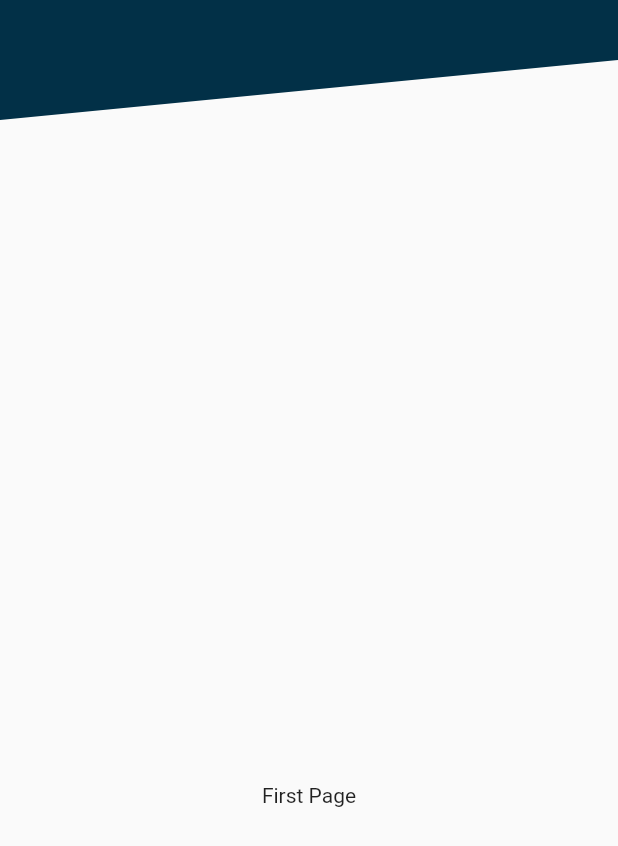
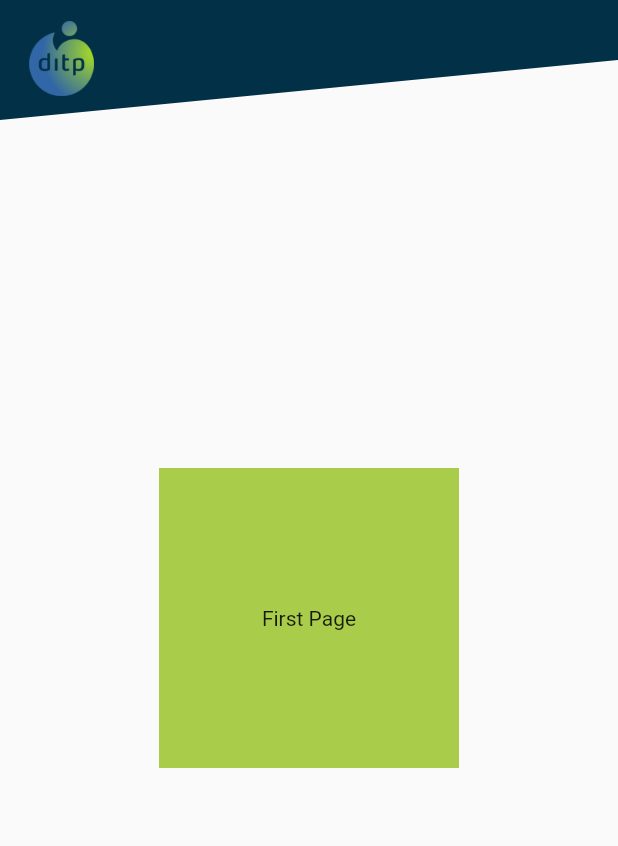
Before and after one commit to rberends/DitpFlutterIntro, a Flutter app: the screen it shows after launch, on a phone screen of 412 x 824 dp. Shown: the top 846 px of the screen. Run offline on Flutter 3.47's test engine with Material 2 defaults, Android fonts, the phone set to English and light mode, and no system bars.

Commit message:
Added first base sheet, logo and link, structure

```diff
--- a/lib/main.dart
+++ b/lib/main.dart
@@ -1,8 +1,11 @@
+import 'package:ditp_intro_flutter_slide/sheet/base_sheet.dart';
 import 'package:ditp_intro_flutter_slide/topbar/background_clipper.dart';
 import 'package:ditp_intro_flutter_slide/utils/my_scroll_behavior.dart';
 import 'package:flutter/foundation.dart';
 import 'package:flutter/material.dart';
 import 'package:flutter/services.dart';
+import 'package:url_launcher/url_launcher.dart';
+import 'package:url_launcher/url_launcher_string.dart';
 import 'utils/constants.dart';
 
 void main() {
@@ -58,26 +61,30 @@ class _MyHomePageState extends State<MyHomePage> {
 
   void _handleKeyEvent(RawKeyEvent event) {
     var offset = controller.offset;
-    if (event.logicalKey == LogicalKeyboardKey.arrowUp && event is RawKeyUpEvent ) {
+    if (event.logicalKey == LogicalKeyboardKey.arrowUp &&
+        event is RawKeyUpEvent) {
       setState(() {
         if (kReleaseMode) {
-          controller.animateToPage((controller.page! - 1) as int, duration: const Duration(milliseconds: 300), curve: Curves.ease);
+          controller.animateToPage((controller.page! - 1) as int,
+              duration: const Duration(milliseconds: 300), curve: Curves.ease);
         } else {
-          controller.animateToPage((controller.page! - 1) as int, duration: const Duration(milliseconds: 300), curve: Curves.ease);
+          controller.animateToPage((controller.page! - 1) as int,
+              duration: const Duration(milliseconds: 300), curve: Curves.ease);
         }
       });
-    }
-    else if (event.logicalKey == LogicalKeyboardKey.arrowDown && event is RawKeyUpEvent) {
+    } else if (event.logicalKey == LogicalKeyboardKey.arrowDown &&
+        event is RawKeyUpEvent) {
       setState(() {
         if (kReleaseMode) {
-          controller.animateToPage((controller.page! + 1) as int, duration: const Duration(milliseconds: 300), curve: Curves.ease);
+          controller.animateToPage((controller.page! + 1) as int,
+              duration: const Duration(milliseconds: 300), curve: Curves.ease);
         } else {
-          controller.animateToPage((controller.page! + 1) as int, duration: const Duration(milliseconds: 300), curve: Curves.ease);
+          controller.animateToPage((controller.page! + 1) as int,
+              duration: const Duration(milliseconds: 300), curve: Curves.ease);
         }
       });
     }
   }
-
 
   @override
   void dispose() {
@@ -87,24 +94,16 @@ class _MyHomePageState extends State<MyHomePage> {
 
   @override
   Widget build(BuildContext context) {
-
-    final FocusNode _focusNode = FocusNode();
+    final FocusNode focusNode = FocusNode();
 
     return Scaffold(
-      body: Column(
+        body: Stack(
       children: [
-          ClipPath(
-              clipper: BackgroundClipper(),
-              child: Container(
-                width: MediaQuery.of(context).size.width,
-                height: 80,
-                decoration: const BoxDecoration(color: dSecondaryColor),
-              )),   SizedBox(
-    height: 900.0,
-          child:  RawKeyboardListener(
+        Expanded(
+            child: RawKeyboardListener(
                 autofocus: true,
                 onKey: _handleKeyEvent,
-              focusNode: _focusNode,
+                focusNode: focusNode,
                 child: PageView(
                   /// [PageView.scrollDirection] defaults to [Axis.horizontal].
                   /// Use [Axis.vertical] to scroll vertically.
@@ -113,21 +112,34 @@ class _MyHomePageState extends State<MyHomePage> {
                   scrollBehavior: MyCustomScrollBehavior(),
                   children: const <Widget>[
                     Center(
-                child: Text('First Page'),
+                      child: BaseSheet('First Page'),
                     ),
                     Center(
-                child: Text('Second Page'),
+                      child: BaseSheet('Second Page'),
                     ),
                     Center(
-                child: Text('Third Page'),
+                      child: BaseSheet('Third Page'),
                     ),
                   ],
-          )))
+                ))),
+         Positioned(
+           top: 0,
+           child:ClipPath(
+            clipper: BackgroundClipper(),
+            child: Container(
+              width: MediaQuery.of(context).size.width,
+              height: 80,
+              decoration: const BoxDecoration(color: dSecondaryColor),
+            )),)
+        , Positioned(
+          width: 50,
+          height:50, top: 14, left: 16,
+          child:
+           InkWell(
+             child: Image.asset('assets/ditp.png'),
+              onTap: () => launchUrlString('https://www.ditp.nl'))
+          ),
       ],
-      )
-    );
-
+    ));
   }
-
-
 }
--- /dev/null
+++ b/lib/sheet/base_sheet.dart
@@ -0,0 +1,20 @@
+import 'package:ditp_intro_flutter_slide/utils/constants.dart';
+import 'package:flutter/material.dart';
+
+class BaseSheet extends StatelessWidget {
+  const BaseSheet(this.title);
+
+  final String title;
+
+  @override
+  Widget build(BuildContext context) {
+    return Container(
+      height: 200,
+      width: 200,
+       color: dPrimaryColor,
+       child: Center(
+          child: Text(title)
+        )
+    );
+  }
+}
```
Also changed, not shown: pubspec.yaml (+6 -2 lines), assets/ditp.png (added), pubspec.lock, 5 other files. Lines whose indentation alone changed are shown as unchanged.
